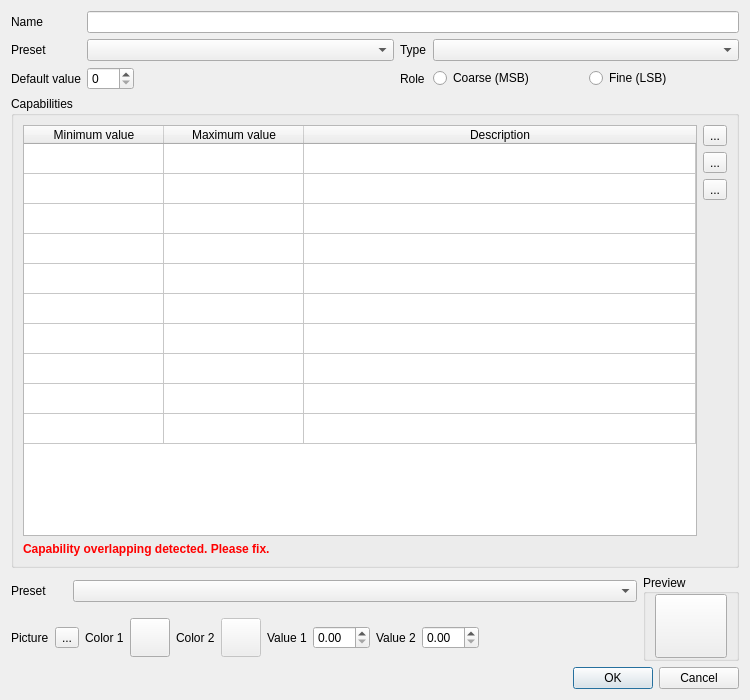
Old version of the form fixtureeditor/editchannel.ui in the repository mcallegari/qlcplus.
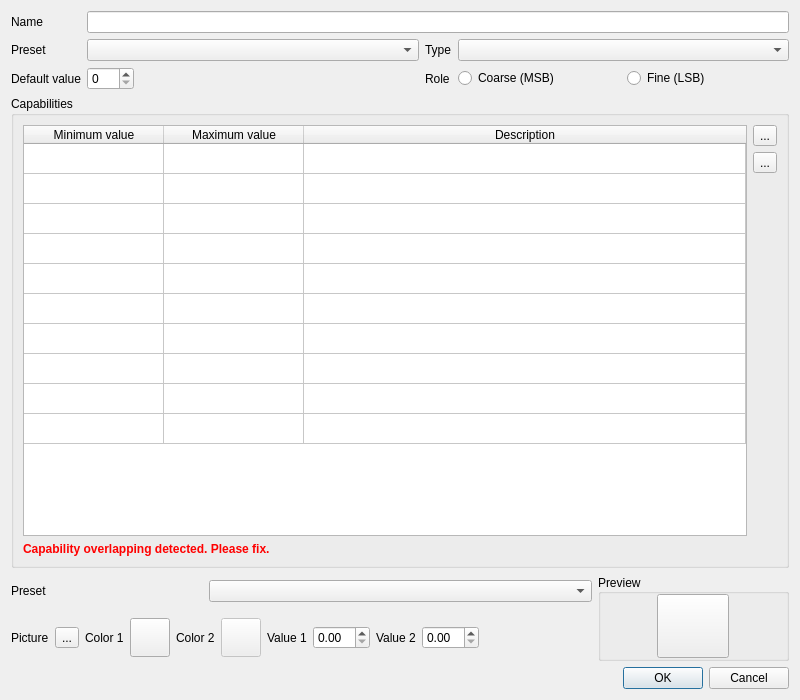
New version of the form. Icons and pictures are not drawn.

Commit message: fixture editor: UI changes to add/remove aliases

What changed in the file:
```diff
--- a/fixtureeditor/editchannel.ui
+++ b/fixtureeditor/editchannel.ui
@@ -25,7 +25,7 @@
    <rect>
     <x>0</x>
     <y>0</y>
-    <width>750</width>
+    <width>800</width>
     <height>700</height>
    </rect>
   </property>
@@ -226,66 +226,6 @@
         </column>
        </widget>
       </item>
-      <item row="0" column="1">
-       <widget class="QToolButton" name="m_addCapabilityButton">
-        <property name="toolTip">
-         <string>Add a new capability</string>
-        </property>
-        <property name="text">
-         <string notr="true">...</string>
-        </property>
-        <property name="icon">
-         <iconset resource="../ui/src/qlcui.qrc">
-          <normaloff>:/edit_add.png</normaloff>:/edit_add.png</iconset>
-        </property>
-        <property name="iconSize">
-         <size>
-          <width>32</width>
-          <height>32</height>
-         </size>
-        </property>
-       </widget>
-      </item>
-      <item row="2" column="1">
-       <widget class="QToolButton" name="m_wizardButton">
-        <property name="toolTip">
-         <string>Capability wizard</string>
-        </property>
-        <property name="text">
-         <string notr="true">...</string>
-        </property>
-        <property name="icon">
-         <iconset resource="../ui/src/qlcui.qrc">
-          <normaloff>:/wizard.png</normaloff>:/wizard.png</iconset>
-        </property>
-        <property name="iconSize">
-         <size>
-          <width>32</width>
-          <height>32</height>
-         </size>
-        </property>
-       </widget>
-      </item>
-      <item row="1" column="1">
-       <widget class="QToolButton" name="m_removeCapabilityButton">
-        <property name="toolTip">
-         <string>Remove the selected capability</string>
-        </property>
-        <property name="text">
-         <string notr="true">...</string>
-        </property>
-        <property name="icon">
-         <iconset resource="../ui/src/qlcui.qrc">
-          <normaloff>:/edit_remove.png</normaloff>:/edit_remove.png</iconset>
-        </property>
-        <property name="iconSize">
-         <size>
-          <width>32</width>
-          <height>32</height>
-         </size>
-        </property>
-       </widget>
-      </item>
       <item row="6" column="0">
        <widget class="QLabel" name="m_invalidMinMax">
         <property name="sizePolicy">
@@ -299,7 +239,27 @@
         </property>
        </widget>
       </item>
-      <item row="3" column="1" rowspan="4">
+      <item row="1" column="1">
+       <widget class="QToolButton" name="m_wizardButton">
+        <property name="toolTip">
+         <string>Capability wizard</string>
+        </property>
+        <property name="text">
+         <string notr="true">...</string>
+        </property>
+        <property name="icon">
+         <iconset resource="../ui/src/qlcui.qrc">
+          <normaloff>:/wizard.png</normaloff>:/wizard.png</iconset>
+        </property>
+        <property name="iconSize">
+         <size>
+          <width>32</width>
+          <height>32</height>
+         </size>
+        </property>
+       </widget>
+      </item>
+      <item row="2" column="1" rowspan="5">
        <spacer>
         <property name="orientation">
          <enum>Qt::Vertical</enum>
@@ -312,6 +272,26 @@
         </property>
        </spacer>
       </item>
+      <item row="0" column="1">
+       <widget class="QToolButton" name="m_removeCapabilityButton">
+        <property name="toolTip">
+         <string>Remove the selected capability</string>
+        </property>
+        <property name="text">
+         <string notr="true">...</string>
+        </property>
+        <property name="icon">
+         <iconset resource="../ui/src/qlcui.qrc">
+          <normaloff>:/edit_remove.png</normaloff>:/edit_remove.png</iconset>
+        </property>
+        <property name="iconSize">
+         <size>
+          <width>32</width>
+          <height>32</height>
+         </size>
+        </property>
+       </widget>
+      </item>
      </layout>
     </widget>
    </item>
@@ -324,7 +304,7 @@
        </property>
       </widget>
      </item>
-     <item row="0" column="1" colspan="10">
+     <item row="0" column="1" colspan="2">
       <widget class="QComboBox" name="m_capPresetCombo">
        <property name="iconSize">
         <size>
@@ -334,7 +314,7 @@
        </property>
       </widget>
      </item>
-     <item row="1" column="0" colspan="11">
+     <item row="1" column="0" colspan="3">
       <layout class="QHBoxLayout" name="horizontalLayout_2">
        <item>
         <widget class="QLabel" name="m_pictureLabel">
@@ -436,7 +416,7 @@
        </item>
       </layout>
      </item>
-     <item row="0" column="11" rowspan="2">
+     <item row="0" column="3" rowspan="2">
       <widget class="QGroupBox" name="m_resourceGroup">
        <property name="title">
         <string>Preview</string>
```
Left out of the diff: 252 changed lines with no effect on the pictures. The commit also changes 3 other files.
